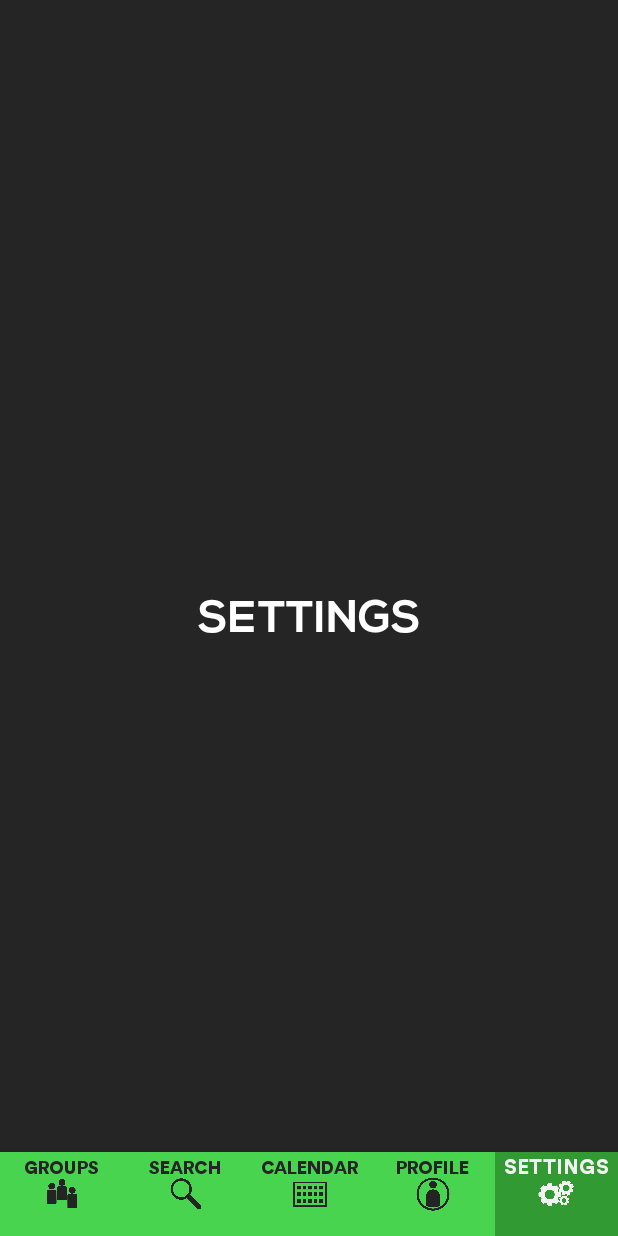
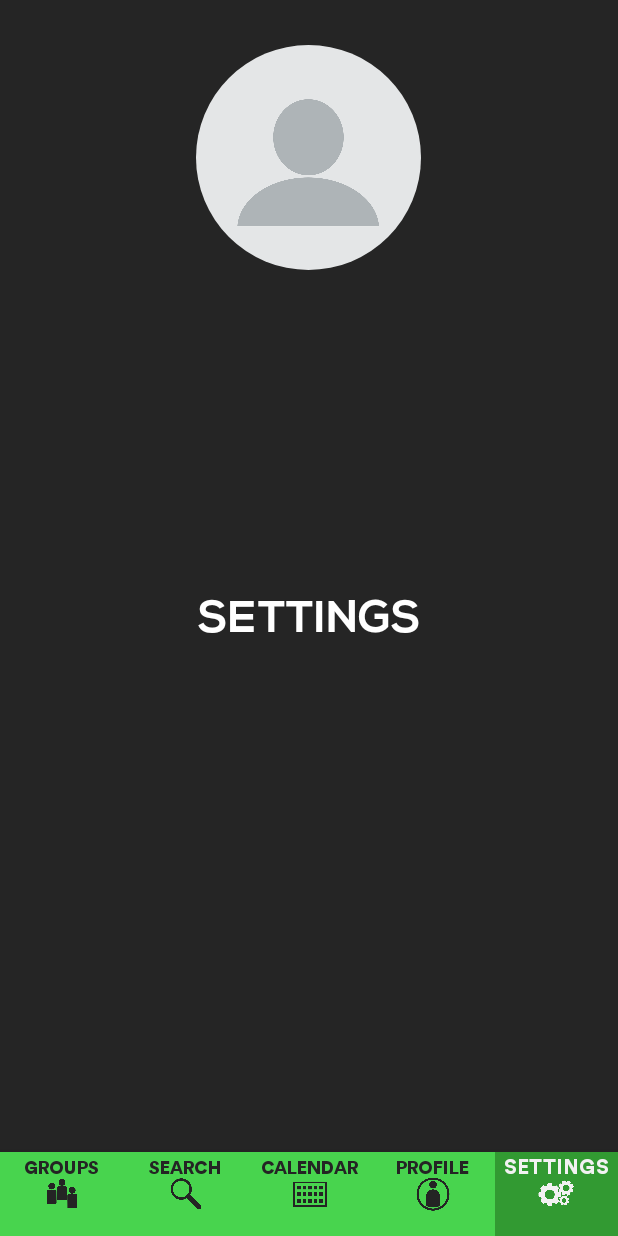
Before and after one commit to jordanjlee214/StudyGroupApp, an Android app: the SettingsActivity screen opened directly, with no data from a screen before it, on a phone screen of 412 x 824 dp. Run offline under Robolectric (Android 15) with nearby library versions, the phone set to English and light mode, and no system bars; our stand-ins replace CircleImageView, Firebase (no records; nobody signed in at launch, a user with empty details on screens opened directly); 1 statement that could not run was skipped.

Commit message:
Started the layout for SettingsActivity and added 2 new maps to both Group and User classes for invites and requests.

```diff
--- a/app/src/main/res/layout/activity_settings.xml
+++ b/app/src/main/res/layout/activity_settings.xml
@@ -36,5 +36,32 @@
         app:layout_constraintEnd_toEndOf="parent"
         app:layout_constraintStart_toStartOf="parent" />
 
+    <ScrollView
+        android:layout_width="match_parent"
+        android:layout_height="0dp"
+        app:layout_constraintTop_toTopOf="parent"
+        app:layout_constraintBottom_toTopOf="@id/navigationSettings"
+        app:layout_constraintLeft_toLeftOf="parent"
+        app:layout_constraintRight_toRightOf="parent">
+
+        <RelativeLayout
+            android:layout_width="match_parent"
+            android:layout_height="match_parent">
+
+            <de.hdodenhof.circleimageview.CircleImageView
+                android:id="@+id/settings_profileImage"
+                android:layout_width="150dp"
+                android:layout_height="150dp"
+                android:layout_alignParentTop="true"
+                android:layout_centerHorizontal="true"
+                android:layout_marginTop="30dp"
+                android:src="@drawable/blank_profile"
+                >
+
+            </de.hdodenhof.circleimageview.CircleImageView>
+        </RelativeLayout>
+
+    </ScrollView>
+
 
 </androidx.constraintlayout.widget.ConstraintLayout>
```
Also changed, not shown: app/src/main/java/com/leejordan/studygroupapp/StudyGroup.java (+22 -1 lines), app/src/main/java/com/leejordan/studygroupapp/User.java (+26 -3 lines), app/src/main/java/com/leejordan/studygroupapp/Message.java (line endings or trailing spaces).
